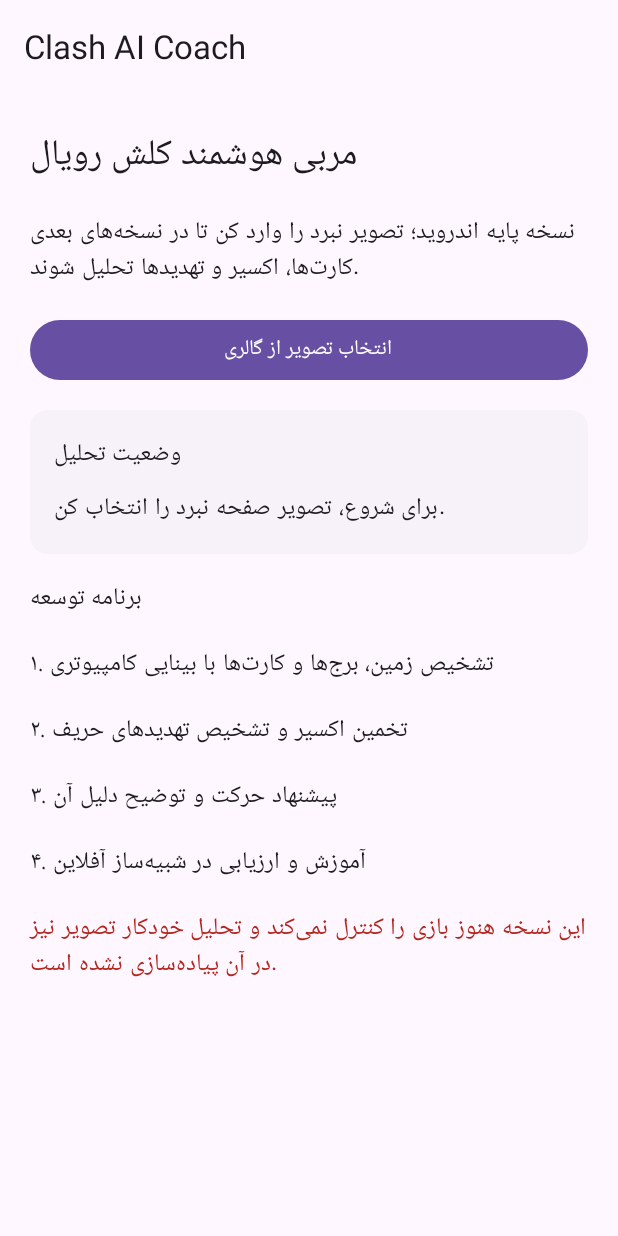
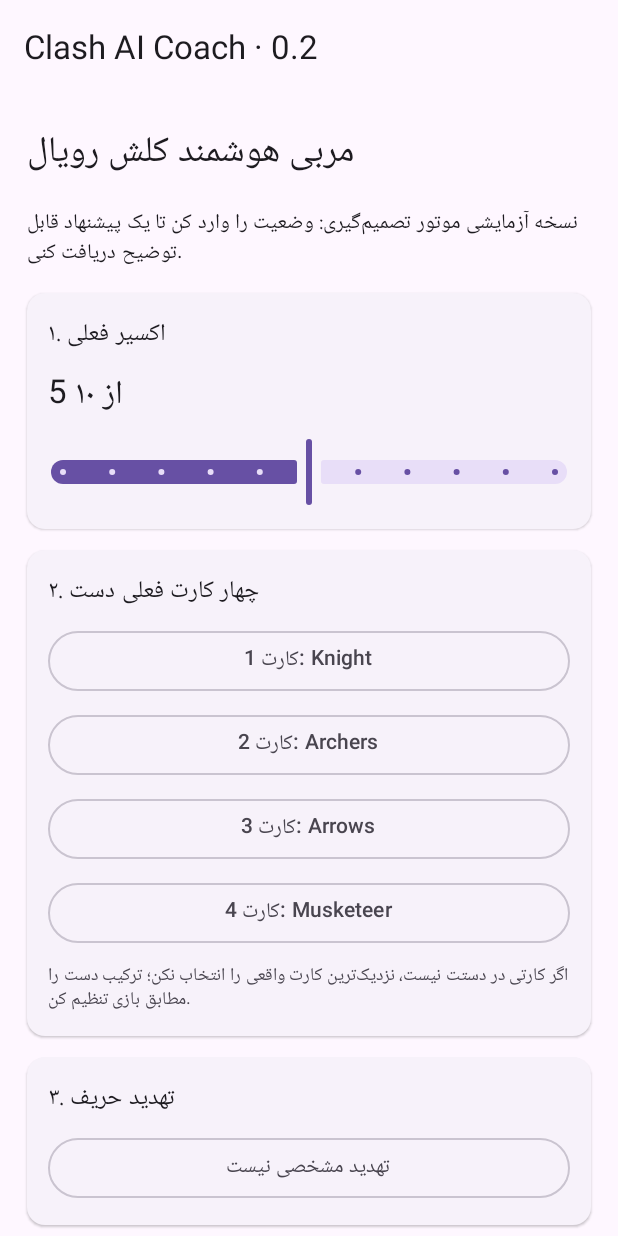
Before and after one commit to aj3157247-bot/ClashAI, an Android app built with Jetpack Compose: the screen it shows after launch (MainActivity), on a phone screen of 412 x 824 dp. Run offline under Robolectric (Android 15) with nearby library versions, the phone set to English and light mode, and no system bars.

Commit message:
Add files via upload

```diff
--- a/app/src/main/java/com/clashai/companion/MainActivity.kt
+++ b/app/src/main/java/com/clashai/companion/MainActivity.kt
@@ -31,8 +31,18 @@ class MainActivity : ComponentActivity() {
 fun ClashAiApp() {
     val context = LocalContext.current
     var selectedUri by remember { mutableStateOf<Uri?>(null) }
-    var analysis by remember {
-        mutableStateOf("برای شروع، تصویر صفحه نبرد را انتخاب کن.")
+    var analysis by remember { mutableStateOf("تصویر مسابقه را می‌توانی برای مراجعه انتخاب کنی. فعلاً پیشنهاد حرکت با اطلاعاتی که خودت وارد می‌کنی ساخته می‌شود.") }
+    var elixir by remember { mutableFloatStateOf(5f) }
+    var threat by remember { mutableStateOf(ThreatType.NONE) }
+    var hand by remember { mutableStateOf(listOf("Knight", "Archers", "Arrows", "Musketeer")) }
+    var advice by remember {
+        mutableStateOf(
+            CoachAdvice(
+                null,
+                "آماده تحلیل",
+                "اکسیر، چهار کارت فعلی و نوع تهدید حریف را مشخص کن؛ سپس دکمه پیشنهاد حرکت را بزن."
+            )
+        )
     }
 
     val picker = rememberLauncherForActivityResult(
@@ -47,65 +57,174 @@ fun ClashAiApp() {
                 // Some document providers do not support persistable permissions.
             }
             selectedUri = uri
-            analysis = "تصویر دریافت شد. موتور تشخیص کارت‌ها و وضعیت میدان در مرحله بعدی به این بخش وصل می‌شود."
+            analysis = "تصویر انتخاب شد. در این نسخه تصویر فقط برای مشاهده است و هنوز به‌صورت خودکار تشخیص داده نمی‌شود."
         }
     }
 
     MaterialTheme {
         Scaffold(
-            topBar = { TopAppBar(title = { Text("Clash AI Coach") }) }
+            topBar = { TopAppBar(title = { Text("Clash AI Coach · 0.2") }) }
         ) { padding ->
             Column(
                 modifier = Modifier
                     .padding(padding)
                     .fillMaxSize()
                     .verticalScroll(rememberScrollState())
-                    .padding(20.dp),
-                verticalArrangement = Arrangement.spacedBy(16.dp)
+                    .padding(18.dp),
+                verticalArrangement = Arrangement.spacedBy(14.dp)
             ) {
                 Text("مربی هوشمند کلش رویال", style = MaterialTheme.typography.headlineSmall)
                 Text(
-                    "نسخه پایه اندروید؛ تصویر نبرد را وارد کن تا در نسخه‌های بعدی کارت‌ها، اکسیر و تهدیدها تحلیل شوند."
+                    "نسخه آزمایشی موتور تصمیم‌گیری: وضعیت را وارد کن تا یک پیشنهاد قابل توضیح دریافت کنی.",
+                    style = MaterialTheme.typography.bodyMedium
                 )
+
+                ElevatedCard(Modifier.fillMaxWidth()) {
+                    Column(Modifier.padding(14.dp), verticalArrangement = Arrangement.spacedBy(8.dp)) {
+                        Text("۱. اکسیر فعلی", style = MaterialTheme.typography.titleMedium)
+                        Text("${elixir.toInt()} از ۱۰", style = MaterialTheme.typography.titleLarge)
+                        Slider(
+                            value = elixir,
+                            onValueChange = { elixir = it },
+                            valueRange = 0f..10f,
+                            steps = 9
+                        )
+                    }
+                }
+
+                ElevatedCard(Modifier.fillMaxWidth()) {
+                    Column(Modifier.padding(14.dp), verticalArrangement = Arrangement.spacedBy(8.dp)) {
+                        Text("۲. چهار کارت فعلی دست", style = MaterialTheme.typography.titleMedium)
+                        hand.forEachIndexed { index, cardName ->
+                            CardPicker(
+                                label = "کارت ${index + 1}",
+                                selected = cardName,
+                                onSelected = { newName ->
+                                    if (newName !in hand || hand[index] == newName) {
+                                        hand = hand.toMutableList().also { it[index] = newName }
+                                    }
+                                }
+                            )
+                        }
+                        Text(
+                            "اگر کارتی در دستت نیست، نزدیک‌ترین کارت واقعی را انتخاب نکن؛ ترکیب دست را مطابق بازی تنظیم کن.",
+                            style = MaterialTheme.typography.bodySmall,
+                            color = MaterialTheme.colorScheme.onSurfaceVariant
+                        )
+                    }
+                }
+
+                ElevatedCard(Modifier.fillMaxWidth()) {
+                    Column(Modifier.padding(14.dp), verticalArrangement = Arrangement.spacedBy(8.dp)) {
+                        Text("۳. تهدید حریف", style = MaterialTheme.typography.titleMedium)
+                        ThreatPicker(selected = threat, onSelected = { threat = it })
+                    }
+                }
+
                 Button(
+                    onClick = { advice = ClashDecisionEngine.recommend(hand, elixir.toInt(), threat) },
+                    modifier = Modifier.fillMaxWidth()
+                ) {
+                    Text("تحلیل وضعیت و پیشنهاد حرکت")
+                }
+
+                ElevatedCard(Modifier.fillMaxWidth()) {
+                    Column(Modifier.padding(14.dp), verticalArrangement = Arrangement.spacedBy(8.dp)) {
+                        Text("نتیجه موتور تصمیم‌گیری", style = MaterialTheme.typography.titleMedium)
+                        Text(advice.title, style = MaterialTheme.typography.titleLarge)
+                        Text(advice.reason)
+                        advice.card?.let {
+                            Text("هزینه: ${it.elixir} اکسیر", style = MaterialTheme.typography.labelLarge)
+                            Text(it.explanation, style = MaterialTheme.typography.bodySmall)
+                        }
+                    }
+                }
+
+                OutlinedButton(
                     onClick = { picker.launch(arrayOf("image/*")) },
                     modifier = Modifier.fillMaxWidth()
                 ) {
-                    Text("انتخاب تصویر از گالری")
+                    Text("انتخاب تصویر مسابقه از گالری")
                 }
 
                 selectedUri?.let { uri ->
                     val bitmap = remember(uri) {
-                        val source = ImageDecoder.createSource(context.contentResolver, uri)
-                        ImageDecoder.decodeBitmap(source)
+                        runCatching {
+                            val source = ImageDecoder.createSource(context.contentResolver, uri)
+                            ImageDecoder.decodeBitmap(source)
+                        }.getOrNull()
                     }
-                    Image(
-                        bitmap = bitmap.asImageBitmap(),
-                        contentDescription = "تصویر انتخاب‌شده از نبرد",
-                        modifier = Modifier.fillMaxWidth()
-                    )
+                    bitmap?.let {
+                        Image(
+                            bitmap = it.asImageBitmap(),
+                            contentDescription = "تصویر انتخاب‌شده از مسابقه",
+                            modifier = Modifier.fillMaxWidth()
+                        )
+                    } ?: Text("خواندن تصویر ممکن نشد؛ یک تصویر دیگر انتخاب کن.")
+                    Text(analysis, style = MaterialTheme.typography.bodySmall)
                 }
 
-                ElevatedCard(modifier = Modifier.fillMaxWidth()) {
-                    Column(
-                        modifier = Modifier.padding(16.dp),
-                        verticalArrangement = Arrangement.spacedBy(8.dp)
-                    ) {
-                        Text("وضعیت تحلیل", style = MaterialTheme.typography.titleMedium)
-                        Text(analysis)
-                    }
-                }
-
-                Text("برنامه توسعه", style = MaterialTheme.typography.titleMedium)
-                Text("۱. تشخیص زمین، برج‌ها و کارت‌ها با بینایی کامپیوتری")
-                Text("۲. تخمین اکسیر و تشخیص تهدیدهای حریف")
-                Text("۳. پیشنهاد حرکت و توضیح دلیل آن")
-                Text("۴. آموزش و ارزیابی در شبیه‌ساز آفلاین")
                 Text(
-                    "این نسخه هنوز بازی را کنترل نمی‌کند و تحلیل خودکار تصویر نیز در آن پیاده‌سازی نشده است.",
-                    color = MaterialTheme.colorScheme.error
+                    "محدودیت نسخه 0.2: این موتور قانون‌محور و آزمایشی است؛ هنوز مدل یادگیری ماشین یا تشخیص خودکار کارت‌ها ندارد. برنامه هیچ لمس یا فرمانی به Clash Royale نمی‌فرستد.",
+                    color = MaterialTheme.colorScheme.error,
+                    style = MaterialTheme.typography.bodySmall
                 )
             }
         }
     }
 }
+
+@Composable
+private fun CardPicker(
+    label: String,
+    selected: String,
+    onSelected: (String) -> Unit
+) {
+    var expanded by remember { mutableStateOf(false) }
+    Box(Modifier.fillMaxWidth()) {
+        OutlinedButton(
+            onClick = { expanded = true },
+            modifier = Modifier.fillMaxWidth()
+        ) {
+            Text("$label: $selected")
+        }
+        DropdownMenu(expanded = expanded, onDismissRequest = { expanded = false }) {
+            ClashCardCatalog.cards.forEach { card ->
+                DropdownMenuItem(
+                    text = { Text("${card.name} · ${card.elixir} اکسیر") },
+                    onClick = {
+                        onSelected(card.name)
+                        expanded = false
+                    }
+                )
+            }
+        }
+    }
+}
+
+@Composable
+private fun ThreatPicker(
+    selected: ThreatType,
+    onSelected: (ThreatType) -> Unit
+) {
+    var expanded by remember { mutableStateOf(false) }
+    Box(Modifier.fillMaxWidth()) {
+        OutlinedButton(
+            onClick = { expanded = true },
+            modifier = Modifier.fillMaxWidth()
+        ) {
+            Text(selected.title)
+        }
+        DropdownMenu(expanded = expanded, onDismissRequest = { expanded = false }) {
+            ThreatType.values().forEach { option ->
+                DropdownMenuItem(
+                    text = { Text(option.title) },
+                    onClick = {
+                        onSelected(option)
+                        expanded = false
+                    }
+                )
+            }
+        }
+    }
+}
```
Also changed, not shown: app/src/main/java/com/clashai/companion/BattleCoach.kt (added, +124 -0 lines).
